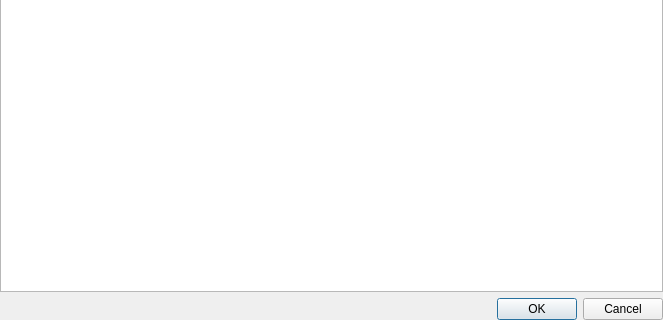
This is src/plugins/scripts/scriptscontentwidget.ui in august-alt/gpui as Qt 5 draws it before an edit; both pictures show x 0 to 663 and y 257 to 577 of the 663 by 577 pixel window. The edited form follows.
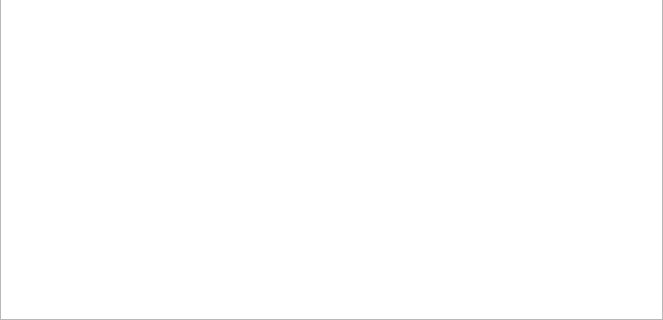
This is the edited form.

Commit message: fix: fix scripts tree model and scripts content widget

Patch:
```diff
--- a/src/plugins/scripts/scriptscontentwidget.ui
+++ b/src/plugins/scripts/scriptscontentwidget.ui
@@ -32,10 +32,10 @@
    <property name="verticalSpacing">
     <number>6</number>
    </property>
-   <item row="1" column="0">
-    <widget class="QDialogButtonBox" name="buttonBox">
-     <property name="standardButtons">
-      <set>QDialogButtonBox::Cancel|QDialogButtonBox::Ok</set>
+   <item row="0" column="0">
+    <widget class="QListView" name="listView">
+     <property name="editTriggers">
+      <set>QAbstractItemView::NoEditTriggers</set>
      </property>
     </widget>
    </item>
```
Left out of the diff: 3 changed lines with no effect on the pictures. The commit also changes 6 other files.
